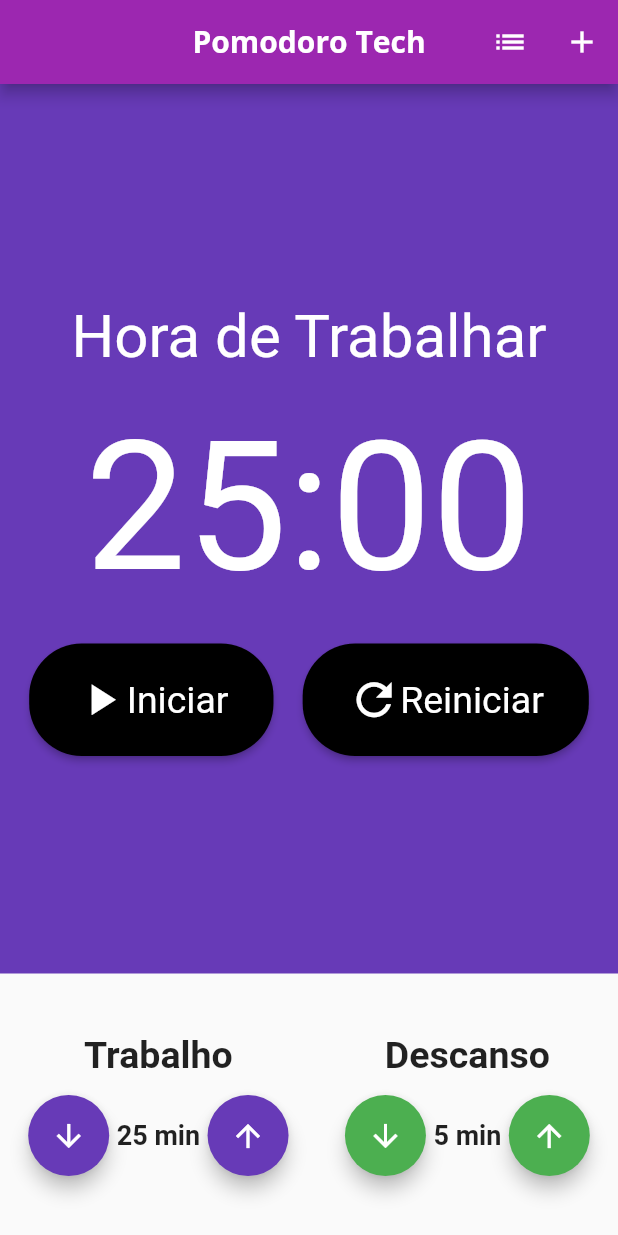
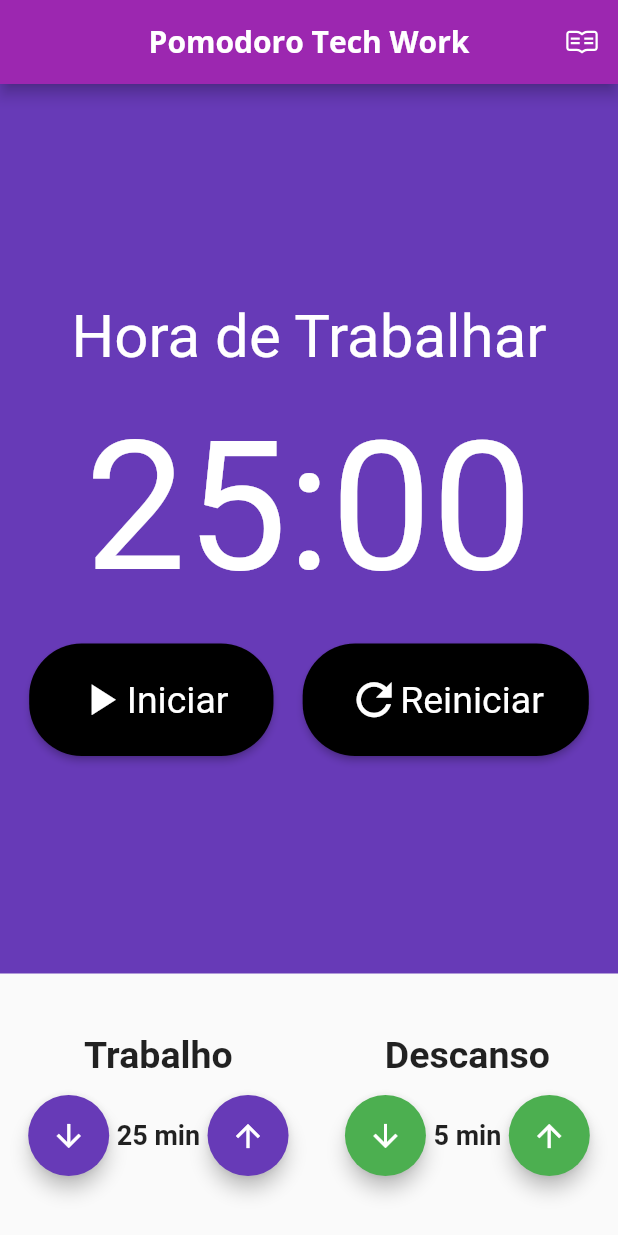
Before and after one commit to danilovalerio/pomodor_tech_work, a Flutter app: the screen it shows after launch, on a phone screen of 412 x 824 dp. Run offline on Flutter 3.47's test engine with Material 2 defaults, Android fonts, the phone set to English and light mode, and no system bars; our stand-ins replace audioplayers, flutter_mobx, line_icons, mobx; generated files the repository leaves out were written again.

Commit message:
adjust appbar

```diff
--- a/lib/pages/pomodoro_page.dart
+++ b/lib/pages/pomodoro_page.dart
@@ -1,5 +1,6 @@
 import 'package:flutter/material.dart';
 import 'package:flutter_mobx/flutter_mobx.dart';
+import 'package:line_icons/line_icons.dart';
 import 'package:pomodor_tech_work/components/cronometro.dart';
 import 'package:pomodor_tech_work/components/entrada_tempo.dart';
 import 'package:pomodor_tech_work/store/pomodoro.store.dart';
@@ -17,13 +18,13 @@ class Pomodoro extends StatelessWidget {
     ///AppBar personalizada
     final myAppBar = AppBar(
       title: Text(
-        'Pomodoro Tech',
+        titleApp,
         style:
-        TextStyle(fontSize: fontSizeReponsive(context: context, size: 20)),
+            TextStyle(fontSize: fontSizeReponsive(context: context, size: 20)),
       ),
       centerTitle: true,
       actions: <Widget>[
-        // if (isLandscape)
+        if (!true)
           IconButton(
             onPressed: () {
               // setState(() {
@@ -34,8 +35,12 @@ class Pomodoro extends StatelessWidget {
           ),
         IconButton(
           onPressed: () {},
-          icon: Icon(Icons.add),
+          icon: Icon(LineIcons.readme),
         ),
+        // IconButton(
+        //   onPressed: () {},
+        //   icon: Icon(LineIcons.plusCircle),
+        // ),
       ],
       backgroundColor: Theme.of(context).primaryColor,
     );
--- a/lib/utils/constants.dart
+++ b/lib/utils/constants.dart
@@ -1,2 +1,3 @@
+const String titleApp = 'Pomodoro Tech Work';
 const String labelTrabalho = 'Trabalho';
 const String labelDescanso = 'Descanso';
```
Also changed, not shown: pubspec.lock.
